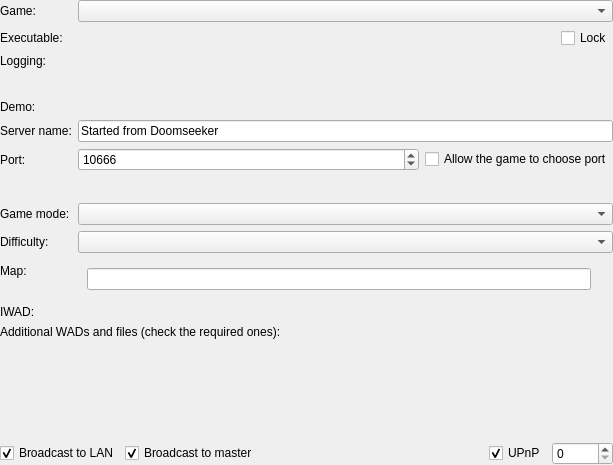
Qt form src/core/gui/createserver/generalgamesetuppanel.ui (DoomseekerTeam/Doomseeker) before a commit.
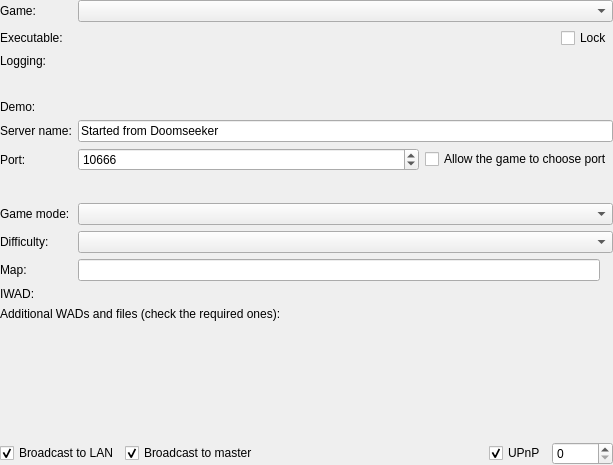
The same form after that commit. Icons and pictures are not drawn. Custom widgets are drawn as their Qt base class.

Commit message: Fix misaligned layout for "Map" field in the "Create Game" box. (#4438)

Patch:
```diff
--- a/src/core/gui/createserver/generalgamesetuppanel.ui
+++ b/src/core/gui/createserver/generalgamesetuppanel.ui
@@ -278,6 +278,18 @@
      <item row="10" column="1">
       <widget class="QWidget" name="mapPanel" native="true">
        <layout class="QHBoxLayout" name="horizontalLayout">
+        <property name="leftMargin">
+         <number>0</number>
+        </property>
+        <property name="topMargin">
+         <number>0</number>
+        </property>
+        <property name="rightMargin">
+         <number>0</number>
+        </property>
+        <property name="bottomMargin">
+         <number>0</number>
+        </property>
         <item>
          <widget class="QLineEdit" name="leMap"/>
         </item>
```
The commit also changes 1 other file.
